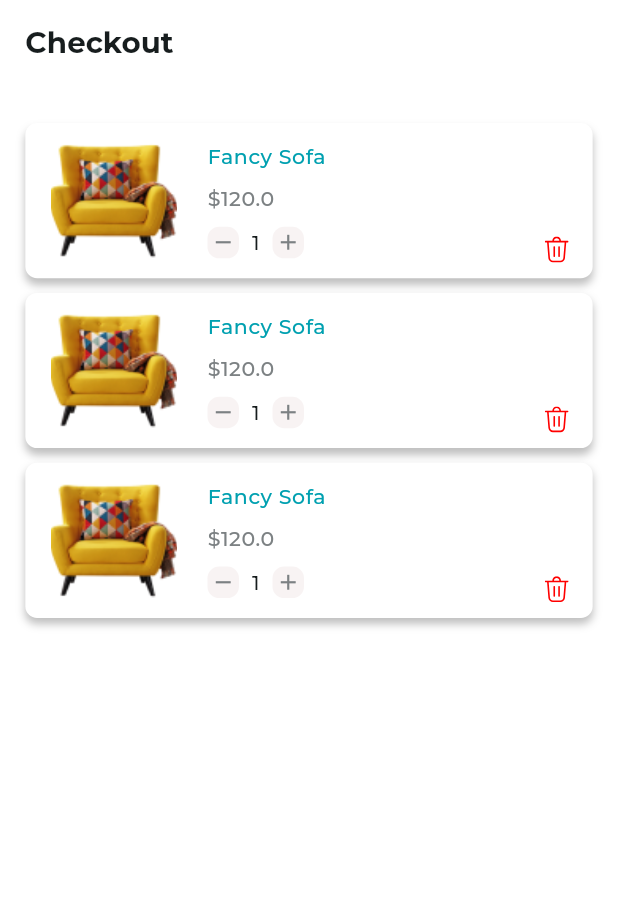
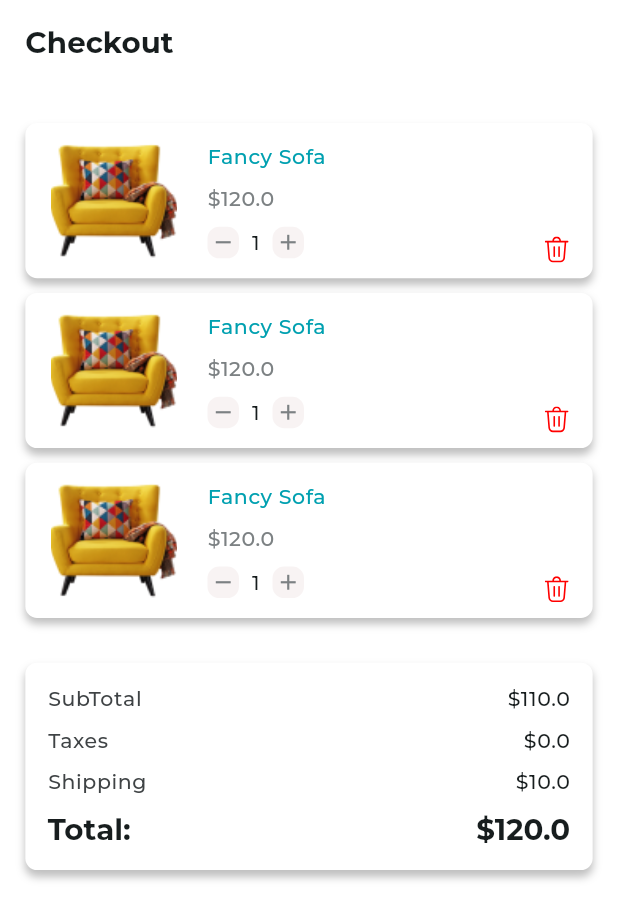
Before and after one commit to devmoaid1/flutter_payment, a Flutter app: the screen it shows after launch, on a phone screen of 412 x 824 dp. Shown: the top 920 px of the screen. Run offline on Flutter 3.47's test engine with Material 3 defaults, Android fonts, the phone set to English and light mode, and no system bars; our stand-ins replace flutter_screenutil, flutter_svg.

Commit message:
added checkout total section

```diff
--- /dev/null
+++ b/lib/core/widgets/card_decoration.dart
@@ -0,0 +1,13 @@
+import 'package:flutter/material.dart';
+import 'package:flutter_screenutil/flutter_screenutil.dart';
+
+BoxDecoration cardDecoration() => BoxDecoration(
+        color: Colors.white,
+        borderRadius: BorderRadius.circular(8.r),
+        boxShadow: [
+          BoxShadow(
+              offset: const Offset(0, 4),
+              blurRadius: 4,
+              spreadRadius: 0,
+              color: Colors.black.withOpacity(0.25))
+        ]);
--- /dev/null
+++ b/lib/presentation/checkout/views/widgets/checkout_total_section.dart
@@ -0,0 +1,75 @@
+import 'package:flutter/material.dart';
+import 'package:flutter_payment/core/utils/extensions/app_context.dart';
+import 'package:flutter_payment/core/utils/extensions/spaces.dart';
+import 'package:flutter_screenutil/flutter_screenutil.dart';
+
+import '../../../../core/widgets/card_decoration.dart';
+
+class CheckoutTotalSection extends StatelessWidget {
+  const CheckoutTotalSection({super.key});
+
+  @override
+  Widget build(BuildContext context) {
+    return DecoratedBox(
+      decoration: cardDecoration(),
+      child: Padding(
+        padding: const EdgeInsets.all(15), // Padding inside the container
+        child: Column(
+          crossAxisAlignment:
+              CrossAxisAlignment.stretch, // Align to fill the width
+          children: [
+            // SubTotal Row
+
+            const TotalRow(
+                title: 'SubTotal', value: 110.00, isTotalPrice: false),
+            10.h.vSpace,
+            // Taxes Row
+
+            const TotalRow(title: 'Taxes', value: 0.00, isTotalPrice: false),
+            10.h.vSpace,
+
+            const TotalRow(
+                title: 'Shipping', value: 10.00, isTotalPrice: false),
+            10.h.vSpace,
+            // Total Row
+            const TotalRow(title: 'Total:', value: 120.00, isTotalPrice: true)
+          ],
+        ),
+      ),
+    );
+  }
+}
+
+class TotalRow extends StatelessWidget {
+  final String title;
+  final double value;
+  final bool isTotalPrice;
+  const TotalRow(
+      {super.key,
+      required this.title,
+      required this.value,
+      required this.isTotalPrice});
+
+  @override
+  Widget build(BuildContext context) {
+    return Row(
+      mainAxisAlignment: MainAxisAlignment.spaceBetween,
+      children: [
+        Text(
+          title,
+          style: isTotalPrice
+              ? context.appTextTheme.headlineMedium
+              : context.appTextTheme.bodySmall!.copyWith(
+                  color: context.appTheme.colorScheme.outline,
+                ),
+        ),
+        Text(
+          '\$$value', // Replace with the actual total value
+          style: isTotalPrice
+              ? context.appTextTheme.headlineMedium
+              : context.appTextTheme.bodySmall,
+        ),
+      ],
+    );
+  }
+}
--- a/lib/presentation/checkout/views/widgets/checkout_view_body.dart
+++ b/lib/presentation/checkout/views/widgets/checkout_view_body.dart
@@ -1,6 +1,7 @@
 import 'package:flutter/material.dart';
 
 import 'package:flutter_payment/core/utils/extensions/spaces.dart';
+import 'package:flutter_payment/presentation/checkout/views/widgets/checkout_total_section.dart';
 import 'package:flutter_screenutil/flutter_screenutil.dart';
 
 import '../../../../core/widgets/heading_widget.dart';
@@ -23,7 +24,9 @@ class CheckoutViewBody extends StatelessWidget {
                 title: 'Checkout',
               ),
               42.vSpace,
-              const ProductsListSection()
+              const ProductsListSection(),
+              20.vSpace,
+              const CheckoutTotalSection()
             ],
           ),
         ),
--- a/lib/presentation/checkout/views/widgets/product_card.dart
+++ b/lib/presentation/checkout/views/widgets/product_card.dart
@@ -4,6 +4,7 @@ import 'package:flutter_payment/core/models/product.dart';
 
 import 'package:flutter_payment/core/utils/extensions/app_context.dart';
 import 'package:flutter_payment/core/utils/extensions/spaces.dart';
+import 'package:flutter_payment/core/widgets/card_decoration.dart';
 import 'package:flutter_payment/presentation/checkout/views/widgets/quantity_editor_widget.dart';
 import 'package:flutter_screenutil/flutter_screenutil.dart';
 import 'package:flutter_svg/flutter_svg.dart';
@@ -21,16 +22,7 @@ class ProductCard extends StatelessWidget {
         Container(
           margin: EdgeInsets.only(bottom: 10.h),
           padding: EdgeInsets.symmetric(horizontal: 16.w, vertical: 13.h),
-          decoration: BoxDecoration(
-              color: Colors.white,
-              borderRadius: BorderRadius.circular(8.r),
-              boxShadow: [
-                BoxShadow(
-                    offset: const Offset(0, 4),
-                    blurRadius: 4,
-                    spreadRadius: 0,
-                    color: Colors.black.withOpacity(0.25))
-              ]),
+          decoration: cardDecoration(),
           child: Row(
             children: [
               SizedBox(
@@ -69,8 +61,11 @@ class ProductCard extends StatelessWidget {
         Positioned(
           right: 15.w,
           bottom: 20.h,
-          child: SvgPicture.asset(
-            Assets.assetsIconsDelete, // Path to your minus SVG icon
+          child: GestureDetector(
+            onTap: () {},
+            child: SvgPicture.asset(
+              Assets.assetsIconsDelete, // Path to your minus SVG icon
+            ),
           ),
         ),
       ],
```
